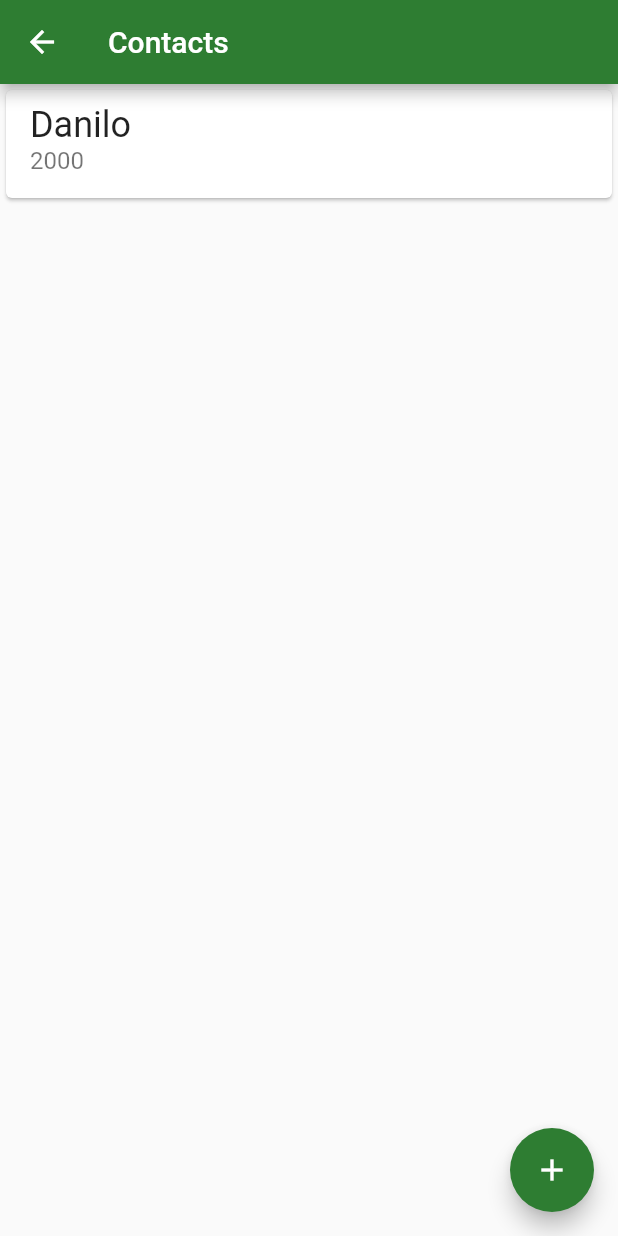
After one commit to DaniloSacramento/ByteBanck, a Flutter app: the screen it shows after launch, after a tap on "Contacts", on a phone screen of 412 x 824 dp. The commit adds this screen. Run offline on Flutter 3.47's test engine with Material 2 defaults, Android fonts, the phone set to English and light mode, and no system bars.

Commit message:
contacts_list

```diff
--- a/bytebank/lib/main.dart
+++ b/bytebank/lib/main.dart
@@ -1,4 +1,5 @@
 import 'dart:ui';
+import 'package:bytebank/pages/contacts_list.dart';
 import 'package:bytebank/pages/desboard.dart';
 import 'package:flutter/material.dart';
 
@@ -17,6 +18,6 @@ class BytebankApp extends StatelessWidget {
           primaryColor: Colors.green[900],
           colorScheme: ColorScheme.fromSwatch().copyWith(secondary: Colors.blueAccent[700]),
         ),
-        home: Deshboard());
+        home: const Deshboard());
   }
 }
--- /dev/null
+++ b/bytebank/lib/pages/contacts_list.dart
@@ -0,0 +1,41 @@
+import 'package:flutter/material.dart';
+
+class ContactsList extends StatefulWidget {
+  const ContactsList({super.key});
+
+  @override
+  State<ContactsList> createState() => _ContactsListState();
+}
+
+class _ContactsListState extends State<ContactsList> {
+  @override
+  Widget build(BuildContext context) {
+    return Scaffold(
+      appBar: AppBar(
+        backgroundColor: Colors.green[800],
+        title: Text('Contacts'),
+      ),
+      body: ListView(
+        children: const [
+          Card(
+            child: ListTile(
+              title: Text(
+                'Danilo',
+                style: TextStyle(fontSize: 24),
+              ),
+              subtitle: Text(
+                '2000',
+                style: TextStyle(fontSize: 16),
+              ),
+            ),
+          )
+        ],
+      ),
+      floatingActionButton: FloatingActionButton(
+        onPressed: () {},
+        child: Icon(Icons.add),
+        backgroundColor: Colors.green[800],
+      ),
+    );
+  }
+}
--- a/bytebank/lib/pages/desboard.dart
+++ b/bytebank/lib/pages/desboard.dart
@@ -1,3 +1,4 @@
+import 'package:bytebank/pages/contacts_list.dart';
 import 'package:flutter/material.dart';
 
 class Deshboard extends StatelessWidget {
@@ -20,11 +21,16 @@ class Deshboard extends StatelessWidget {
             ),
             Padding(
               padding: const EdgeInsets.all(8.0),
+              child: Material(
+                color: Colors.green[800],
+                child: InkWell(
+                  onTap: () {
+                    Navigator.of(context).push(MaterialPageRoute(builder: (context) => const ContactsList()));
+                  },
                   child: Container(
-                padding: EdgeInsets.all(8),
+                    padding: const EdgeInsets.all(8),
                     height: 100,
                     width: 150,
-                color: Colors.green[800],
                     child: Column(
                       mainAxisAlignment: MainAxisAlignment.spaceBetween,
                       crossAxisAlignment: CrossAxisAlignment.start,
@@ -41,6 +47,8 @@ class Deshboard extends StatelessWidget {
                       ],
                     ),
                   ),
+                ),
+              ),
             )
           ],
         ));
```
Lines whose indentation alone changed are shown as unchanged.
